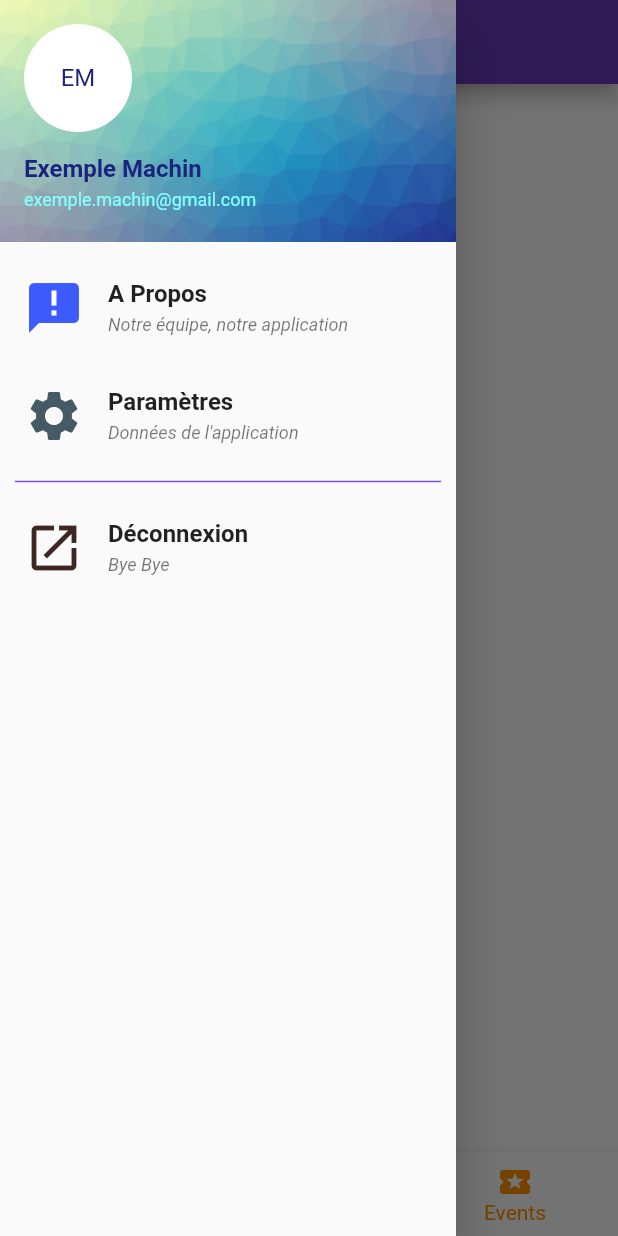
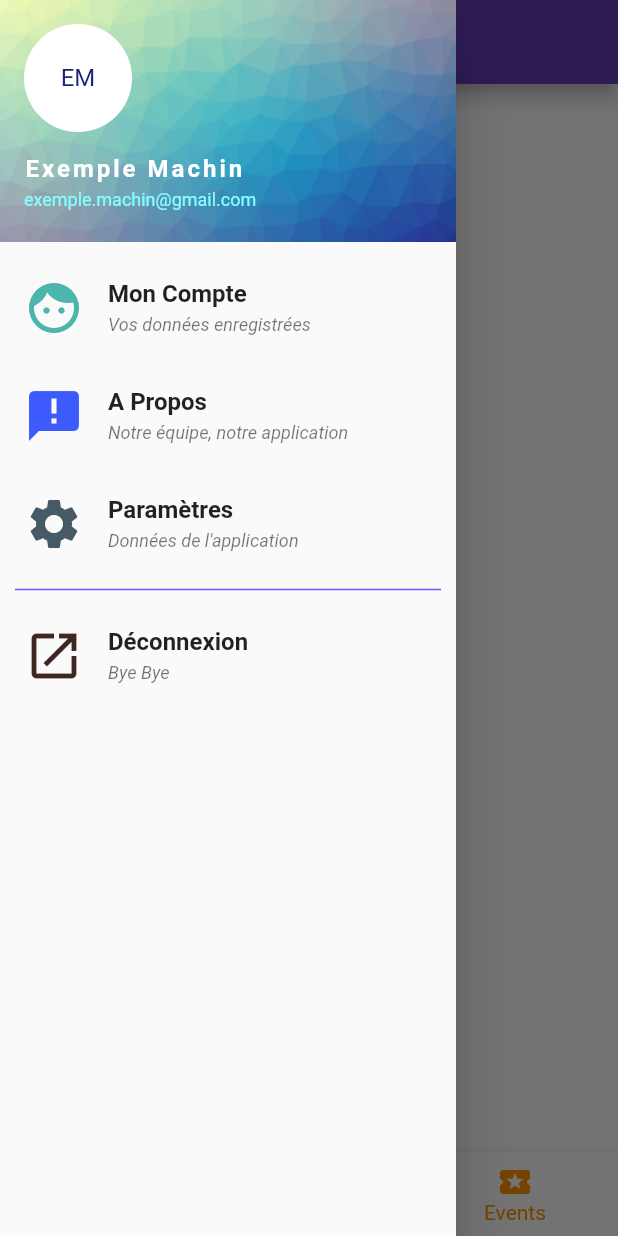
Before and after one commit to LaureenMartina/VisiartApplication, a Flutter app: the MenuBoardScreen screen opened directly, item 3 of the bottom bar chosen, with the side drawer open, on a phone screen of 412 x 824 dp. Run offline on Flutter 3.47's test engine with Material 2 defaults, Android fonts, the phone set to English and light mode, and no system bars; our stand-ins replace carousel_slider, flutter_linkify, flutter_speed_dial, getflutter; missing offline and left inert: progress_button.

Commit message:
update menu/dashboard

```diff
--- a/visiart/lib/dashboard/menu.dart
+++ b/visiart/lib/dashboard/menu.dart
@@ -20,6 +20,54 @@ class _MenuBoardScreenState extends State<MenuBoardScreen> {
     EventsListScreen()
   ];
 
+  final account = ListTile(
+    title: Text('Mon Compte',
+      style: TextStyle(fontSize: 16, fontWeight: FontWeight.bold),
+    ),
+    subtitle: Text('Vos données enregistrées',
+      style: TextStyle(fontSize: 12, fontStyle: FontStyle.italic
+      ),
+    ),
+    leading: Icon(Icons.face, size: 40, color: Colors.teal[300]),
+    onTap: () {  },
+  );
+
+  final about = ListTile(
+    title: Text('A Propos',
+      style: TextStyle(fontSize: 16, fontWeight: FontWeight.bold),
+    ),
+    subtitle: Text('Notre équipe, notre application',
+      style: TextStyle(fontSize: 12, fontStyle: FontStyle.italic
+      ),
+    ),
+    leading: Icon(Icons.announcement, size: 40, color: Colors.indigoAccent[400]),
+    onTap: () {  },
+  );
+
+  final paramsUser = ListTile(
+    title: Text('Paramètres',
+      style: TextStyle(fontSize: 16, fontWeight: FontWeight.bold),
+    ),
+    subtitle: Text('Données de l\'application',
+      style: TextStyle(fontSize: 12, fontStyle: FontStyle.italic
+      ),
+    ),
+    leading: Icon(Icons.settings, size: 40, color: Colors.blueGrey[700]),
+    onTap: () {  },
+  );
+
+  final logout = ListTile(
+    title: Text('Déconnexion',
+      style: TextStyle(fontSize: 16, fontWeight: FontWeight.bold),
+    ),
+    subtitle: Text('Bye Bye',
+      style: TextStyle(fontSize: 12, fontStyle: FontStyle.italic
+      ),
+    ),
+    leading: Icon(Icons.launch, size: 40, color: Colors.brown[900],),
+    onTap: () {  },
+  );
+
   @override
   Widget build(BuildContext context) {
     return Scaffold(
@@ -32,7 +80,7 @@ class _MenuBoardScreenState extends State<MenuBoardScreen> {
           children: <Widget>[
             UserAccountsDrawerHeader(
               accountName: Text('Exemple Machin',
-                style: TextStyle(fontWeight: FontWeight.bold, fontSize: 16, color: Colors.indigo[900]),
+                style: TextStyle(fontWeight: FontWeight.bold, fontSize: 16, color: Colors.white, letterSpacing: 2),
               ),
               accountEmail: Text('exemple.machin@gmail.com',
                 style: TextStyle(fontSize: 12, color: Colors.cyanAccent[100]),
@@ -49,45 +97,16 @@ class _MenuBoardScreenState extends State<MenuBoardScreen> {
                 )
               ),
             ),
-            ListTile(
-              title: Text('A Propos',
-                style: TextStyle(fontSize: 16, fontWeight: FontWeight.bold),
-              ),
-              subtitle: Text('Notre équipe, notre application',
-                style: TextStyle(fontSize: 12, fontStyle: FontStyle.italic
-                ),
-              ),
-              leading: Icon(Icons.announcement, size: 40, color: Colors.indigoAccent[400]),
-              onTap: () {  },
-            ),
-            ListTile(
-              title: Text('Paramètres',
-                style: TextStyle(fontSize: 16, fontWeight: FontWeight.bold),
-              ),
-              subtitle: Text('Données de l\'application',
-                style: TextStyle(fontSize: 12, fontStyle: FontStyle.italic
-                ),
-              ),
-              leading: Icon(Icons.settings, size: 40, color: Colors.blueGrey[700]),
-              onTap: () {  },
-            ),
+            account,
+            about,
+            paramsUser,
             Divider(
               indent: 10,
               endIndent: 10,
               thickness: 1,
               color: Colors.deepPurpleAccent[200],
             ),
-            ListTile(
-              title: Text('Déconnexion',
-                style: TextStyle(fontSize: 16, fontWeight: FontWeight.bold),
-              ),
-              subtitle: Text('Bye Bye',
-                style: TextStyle(fontSize: 12, fontStyle: FontStyle.italic
-                ),
-              ),
-              leading: Icon(Icons.launch, size: 40, color: Colors.brown[900],),
-              onTap: () {  },
-            ),
+            logout,
           ],
         ),
       ),
@@ -110,9 +129,7 @@ class _MenuBoardScreenState extends State<MenuBoardScreen> {
         currentIndex: _selectedIndex,
         selectedItemColor: Colors.amber[800],
         onTap: (value) {
-        print(value);
           _selectedIndex = value;
-        print(_selectedIndex);
           setState(() {
             _selectedIndex = value;
           });
--- a/visiart/lib/events/eventsList.dart
+++ b/visiart/lib/events/eventsList.dart
@@ -1,9 +1,6 @@
-import 'dart:ui';
-import 'package:flutter/foundation.dart';
-import 'package:flutter/gestures.dart';
 import 'package:flutter/material.dart';
-import 'package:flutter_swiper/flutter_swiper.dart';
 import 'package:flutter/cupertino.dart';
+import 'package:flutter_speed_dial/flutter_speed_dial.dart';
 
 class EventsListScreen extends StatefulWidget {
   @override
@@ -11,134 +8,13 @@ class EventsListScreen extends StatefulWidget {
 }
 
 class _EventsListScreenState extends State<EventsListScreen> {
-  int _index = 0;
 
   @override
   Widget build(BuildContext context) {
-    return CustomScrollView(
-      /*primary: false,
-      slivers: <Widget>[
-        SliverPadding(
-          padding: const EdgeInsets.only(left: 0, right: 0),
-          sliver: SliverGrid.count(
-            crossAxisCount: 2,
-            children: <Widget>[
-              Align(
-                child: CupertinoButton(
-                  child: Container(
-                    height: 150,
-                    width: 150,
-                    decoration: BoxDecoration(
-                      image: DecorationImage(
-                        image: AssetImage("assets/imgs/pattern.png"),
-                        fit: BoxFit.cover,
-                      ),
-                      borderRadius: BorderRadius.circular(12),
-                    ),
-                    child: Container(
-                      margin: EdgeInsets.fromLTRB(15, 15, 0, 0),
-                      child: Text(
-                        "Trophées",
-                        style: TextStyle(
-                            color: Colors.white,
-                            fontSize: 20,
-                            fontWeight: FontWeight.w600),
-                      ),
-                    ),
-                  ),
-                  onPressed: () {
-                    print(Text('hello'));
-                  },
-                ),
-              ),
-              Align(
-                child: CupertinoButton(
-                  child: Container(
-                    height: 150,
-                    width: 150,
-                    decoration: BoxDecoration(
-                      image: DecorationImage(
-                        image: AssetImage("assets/imgs/pattern.png"),
-                        fit: BoxFit.cover,
-                      ),
-                      borderRadius: BorderRadius.circular(12),
-                    ),
-                    child: Container(
-                      margin: EdgeInsets.fromLTRB(15, 15, 0, 0),
-                      child: Text(
-                        "Trophées",
-                        style: TextStyle(
-                            color: Colors.white,
-                            fontSize: 20,
-                            fontWeight: FontWeight.w600),
-                      ),
-                    ),
-                  ),
-                  onPressed: () {
-                    print(Text('hello'));
-                  },
-                ),
-              ),
-              Align(
-                child: CupertinoButton(
-                  child: Container(
-                    height: 150,
-                    width: 150,
-                    decoration: BoxDecoration(
-                      image: DecorationImage(
-                        image: AssetImage("assets/imgs/pattern.png"),
-                        fit: BoxFit.cover,
-                      ),
-                      borderRadius: BorderRadius.circular(12),
-                    ),
-                    child: Container(
-                      margin: EdgeInsets.fromLTRB(15, 15, 0, 0),
-                      child: Text(
-                        "Trophées",
-                        style: TextStyle(
-                            color: Colors.white,
-                            fontSize: 20,
-                            fontWeight: FontWeight.w600),
-                      ),
-                    ),
-                  ),
-                  onPressed: () {
-                    print(Text('hello'));
-                  },
-                ),
-              ),
-              Align(
-                child: CupertinoButton(
-                  child: Container(
-                    height: 150,
-                    width: 150,
-                    decoration: BoxDecoration(
-                      image: DecorationImage(
-                        image: AssetImage("assets/imgs/pattern.png"),
-                        fit: BoxFit.cover,
-                      ),
-                      borderRadius: BorderRadius.circular(12),
-                    ),
-                    child: Container(
-                      margin: EdgeInsets.fromLTRB(15, 15, 0, 0),
-                      child: Text(
-                        "Trophées",
-                        style: TextStyle(
-                            color: Colors.white,
-                            fontSize: 20,
-                            fontWeight: FontWeight.w600),
-                      ),
-                    ),
-                  ),
-                  onPressed: () {
-                    print(Text('hello'));
-                  },
-                ),
-              ),
-            ],
-          ),
-        ),
-      ],*/
+    return Scaffold(
+      body: Container(
+
+      ),
     );
   }
 }
--- a/visiart/pubspec.yaml
+++ b/visiart/pubspec.yaml
@@ -30,6 +30,7 @@ dependencies:
   carousel_slider: ^1.3.0
   flutter_swiper: ^1.1.6
   getflutter: ^1.0.9
+  flutter_speed_dial: ^1.2.5
 
 dev_dependencies:
   flutter_test:
```
Also changed, not shown: visiart/pubspec.lock, 1 other file. Lines whose indentation alone changed are shown as unchanged.
